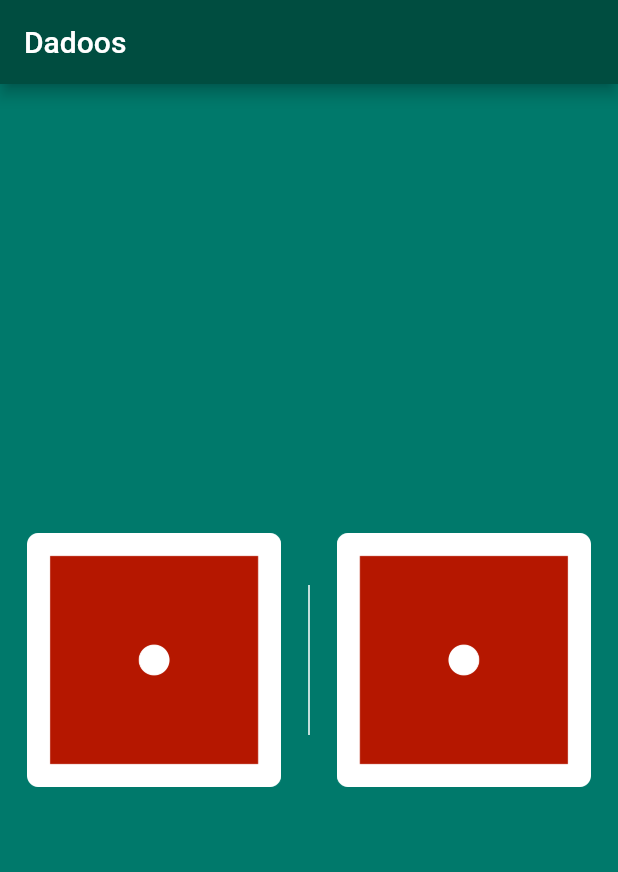
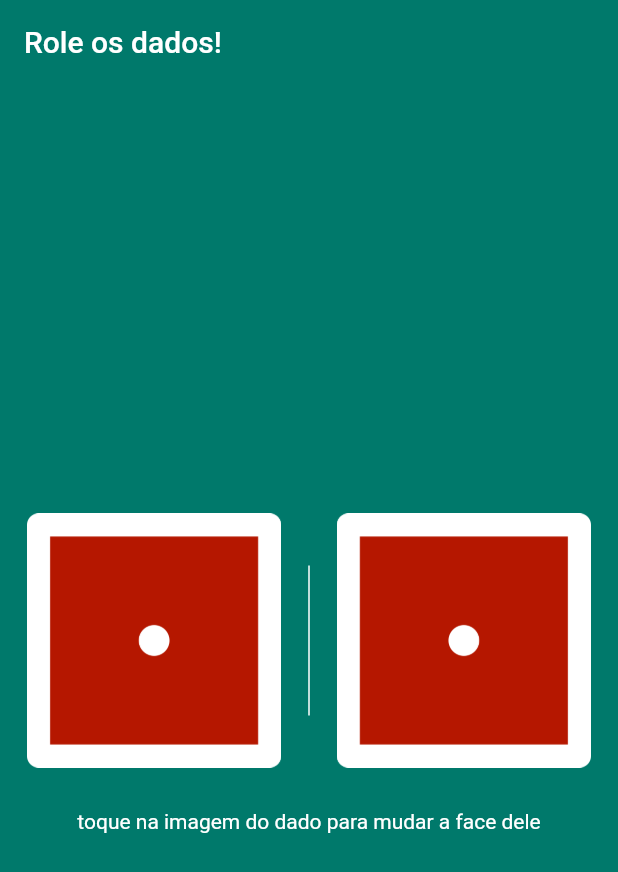
Before and after one commit to menesesdev/dadoos, a Flutter app: the screen it shows after launch, on a phone screen of 412 x 824 dp. Shown: the top 872 px of the screen. Run offline on Flutter 3.47's test engine with Material 2 defaults, Android fonts, the phone set to English and light mode, and no system bars.

Commit message:
Restruturando o código para adicionar um texto em baixo dos dados

```diff
--- a/lib/main.dart
+++ b/lib/main.dart
@@ -7,8 +7,9 @@ void main() {
       home: Scaffold(
         backgroundColor: Colors.teal.shade700,
         appBar: AppBar(
-          title: Text('Dadoos'),
-          backgroundColor: Colors.teal.shade900,
+          elevation: 0.0,
+          title: Text('Role os dados!'),
+          backgroundColor: Colors.teal.shade700,
         ),
         body: Dadoos(),
       ),
@@ -20,7 +21,11 @@ class Dadoos extends StatelessWidget {
   @override
   Widget build(BuildContext context) {
     var numDadoEsquerdo = 1;
-    return Center(
+    return Column(
+      mainAxisAlignment: MainAxisAlignment.center,
+      crossAxisAlignment: CrossAxisAlignment.center,
+      children: [
+        Center(
           child: Row(
             children: [
               Expanded(
@@ -48,6 +53,15 @@ class Dadoos extends StatelessWidget {
               ),
             ],
           ),
+        ),
+        SizedBox(
+          height: 10,
+        ),
+        Text(
+          "toque na imagem do dado para mudar a face dele",
+          style: TextStyle(color: Colors.white),
+        )
+      ],
     );
   }
 }
```
Lines whose indentation alone changed are shown as unchanged.
